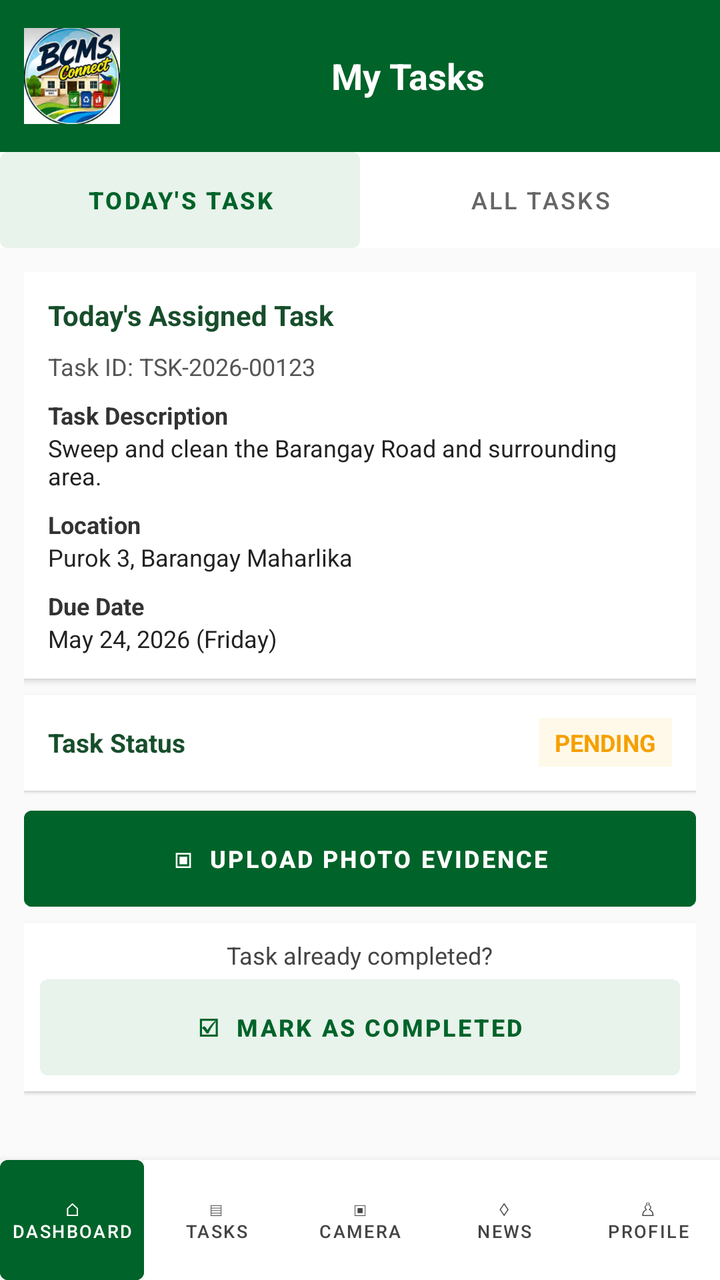
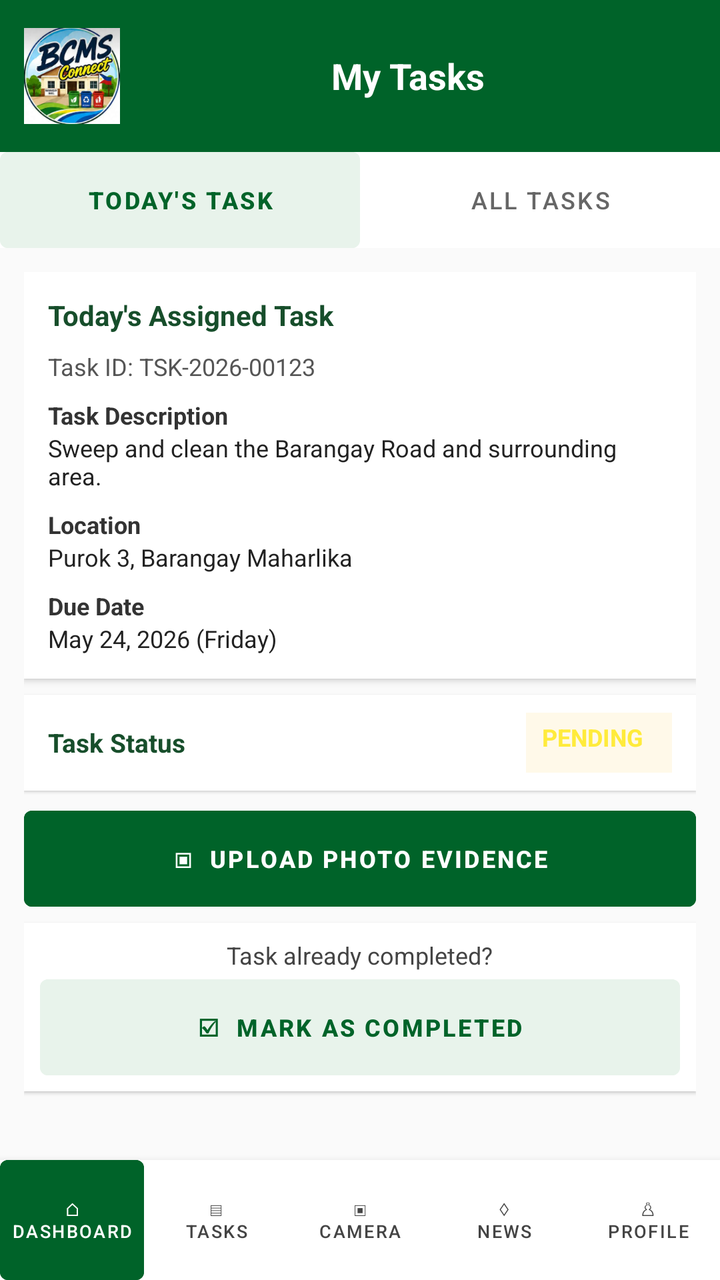

Screens rendered from an Android XML layout before and after an edit, with the pre-edit source and the edit as a unified diff.
<!-- AndroidManifest.xml: application theme Theme.BCMSCONNECT -->
<!-- res/layout/activity_photo_submission.xml -->
<?xml version="1.0" encoding="utf-8"?>
<androidx.constraintlayout.widget.ConstraintLayout xmlns:android="http://schemas.android.com/apk/res/android"
    xmlns:app="http://schemas.android.com/apk/res-auto"
    xmlns:tools="http://schemas.android.com/tools"
    android:id="@+id/main"
    android:layout_width="match_parent"
    android:layout_height="match_parent"
    tools:context=".MainActivity">

    <LinearLayout
        android:layout_width="match_parent"
        android:layout_height="match_parent"
        android:orientation="vertical"
        android:background="#FFFFFF">

        <LinearLayout
            android:layout_width="match_parent"
            android:layout_height="76dp"
            android:orientation="horizontal"
            android:gravity="center_vertical"
            android:paddingHorizontal="12dp"
            android:background="#006329">

            <ImageView
                android:id="@+id/imgLogo"
                android:layout_width="48dp"
                android:layout_height="48dp"
                android:src="@drawable/bcms_logo"
                android:scaleType="fitCenter"
                android:contentDescription="BCMS Connect logo" />

            <TextView
                android:layout_width="0dp"
                android:layout_height="match_parent"
                android:layout_weight="1"
                android:gravity="center"
                android:text="My Tasks"
                android:textColor="#FFFFFF"
                android:textSize="18sp"
                android:textStyle="bold" />

        </LinearLayout>

        <LinearLayout
            android:layout_width="match_parent"
            android:layout_height="48dp"
            android:orientation="horizontal"
            android:background="#FFFFFF">

            <Button
                android:id="@+id/tabToday"
                android:layout_width="0dp"
                android:layout_height="match_parent"
                android:layout_weight="1"
                android:layout_margin="0dp"
                android:minWidth="0dp"
                android:minHeight="48dp"
                android:padding="0dp"
                android:insetTop="0dp"
                android:insetBottom="0dp"
                android:backgroundTint="#E8F3EB"
                android:text="Today's Task"
                android:textColor="#006329"
                android:textSize="12sp"
                android:textStyle="bold"
                android:stateListAnimator="@null" />

            <Button
                android:id="@+id/tabAll"
                android:layout_width="0dp"
                android:layout_height="match_parent"
                android:layout_weight="1"
                android:layout_margin="0dp"
                android:minWidth="0dp"
                android:minHeight="48dp"
                android:padding="0dp"
                android:insetTop="0dp"
                android:insetBottom="0dp"
                android:backgroundTint="#FFFFFF"
                android:text="All Tasks"
                android:textColor="#666666"
                android:textSize="12sp"
                android:stateListAnimator="@null" />
        </LinearLayout>

        <ScrollView
            android:layout_width="match_parent"
            android:layout_height="0dp"
            android:layout_weight="1"
            android:fillViewport="true"
            android:background="#FAFAFA">

            <LinearLayout
                android:layout_width="match_parent"
                android:layout_height="wrap_content"
                android:orientation="vertical"
                android:padding="12dp">

                <LinearLayout
                    android:layout_width="match_parent"
                    android:layout_height="wrap_content"
                    android:orientation="vertical"
                    android:padding="12dp"
                    android:background="#FFFFFF"
                    android:elevation="2dp">

                    <TextView
                        android:layout_width="match_parent"
                        android:layout_height="wrap_content"
                        android:text="Today's Assigned Task"
                        android:textColor="#174E2B"
                        android:textSize="14sp"
                        android:textStyle="bold"
                        android:layout_marginBottom="8dp" />

                    <TextView
                        android:layout_width="match_parent"
                        android:layout_height="wrap_content"
                        android:text="Task ID: TSK-2026-00123"
                        android:textColor="#555555"
                        android:textSize="12sp" />

                    <TextView
                        android:layout_width="match_parent"
                        android:layout_height="wrap_content"
                        android:layout_marginTop="8dp"
                        android:text="Task Description"
                        android:textColor="#333333"
                        android:textSize="12sp"
                        android:textStyle="bold" />

                    <LinearLayout
                        android:layout_width="match_parent"
                        android:layout_height="wrap_content"
                        android:orientation="horizontal"
                        android:gravity="center_vertical">

                        <LinearLayout
                            android:layout_width="0dp"
                            android:layout_height="wrap_content"
                            android:layout_weight="1"
                            android:orientation="vertical">

                            <TextView
                                android:layout_width="match_parent"
                                android:layout_height="wrap_content"
                                android:text="Sweep and clean the Barangay Road and surrounding area."
                                android:textColor="#222222"
                                android:textSize="12sp" />

                            <TextView
                                android:layout_width="match_parent"
                                android:layout_height="wrap_content"
                                android:layout_marginTop="8dp"
                                android:text="Location"
                                android:textColor="#333333"
                                android:textSize="12sp"
                                android:textStyle="bold" />

                            <TextView
                                android:layout_width="match_parent"
                                android:layout_height="wrap_content"
                                android:text="Purok 3, Barangay Maharlika"
                                android:textColor="#222222"
                                android:textSize="12sp" />

                            <TextView
                                android:layout_width="match_parent"
                                android:layout_height="wrap_content"
                                android:layout_marginTop="8dp"
                                android:text="Due Date"
                                android:textColor="#333333"
                                android:textSize="12sp"
                                android:textStyle="bold" />

                            <TextView
                                android:layout_width="match_parent"
                                android:layout_height="wrap_content"
                                android:text="May 24, 2026 (Friday)"
                                android:textColor="#222222"
                                android:textSize="12sp" />
                        </LinearLayout>

                    </LinearLayout>
                </LinearLayout>

                <LinearLayout
                    android:layout_width="match_parent"
                    android:layout_height="48dp"
                    android:layout_marginTop="8dp"
                    android:paddingHorizontal="12dp"
                    android:gravity="center_vertical"
                    android:orientation="horizontal"
                    android:background="#FFFFFF"
                    android:elevation="1dp">

                    <TextView
                        android:layout_width="0dp"
                        android:layout_height="wrap_content"
                        android:layout_weight="1"
                        android:text="Task Status"
                        android:textColor="#174E2B"
                        android:textStyle="bold"
                        android:textSize="13sp" />

                    <TextView
                        android:id="@+id/txtStatus"
                        android:layout_width="wrap_content"
                        android:layout_height="wrap_content"
                        android:paddingHorizontal="8dp"
                        android:paddingVertical="4dp"
                        android:text="PENDING"
                        android:textColor="#F5A000"
                        android:textStyle="bold"
                        android:textSize="12sp"
                        android:background="#FFF9E9" />
                </LinearLayout>

                <Button
                    android:id="@+id/btnUpload"
                    android:layout_width="match_parent"
                    android:layout_height="48dp"
                    android:layout_marginTop="10dp"
                    android:insetTop="0dp"
                    android:insetBottom="0dp"
                    android:text="▣  UPLOAD PHOTO EVIDENCE"
                    android:textColor="#FFFFFF"
                    android:textSize="12sp"
                    android:textStyle="bold"
                    android:backgroundTint="#006329"
                    android:stateListAnimator="@null" />

                <LinearLayout
                    android:layout_width="match_parent"
                    android:layout_height="wrap_content"
                    android:layout_marginTop="8dp"
                    android:padding="8dp"
                    android:gravity="center"
                    android:orientation="vertical"
                    android:background="#FFFFFF"
                    android:elevation="1dp">

                    <TextView
                        android:layout_width="wrap_content"
                        android:layout_height="wrap_content"
                        android:text="Task already completed?"
                        android:textColor="#444444"
                        android:textSize="12sp" />

                    <Button
                        android:id="@+id/btnComplete"
                        android:layout_width="match_parent"
                        android:layout_height="48dp"
                        android:layout_marginTop="4dp"
                        android:insetTop="0dp"
                        android:insetBottom="0dp"
                        android:text="☑  MARK AS COMPLETED"
                        android:textColor="#006329"
                        android:textSize="12sp"
                        android:textStyle="bold"
                        android:backgroundTint="#E8F3EB"
                        android:stateListAnimator="@null" />
                </LinearLayout>

            </LinearLayout>
        </ScrollView>

        <LinearLayout
            android:layout_width="match_parent"
            android:layout_height="60dp"
            android:orientation="horizontal"
            android:background="#FFFFFF"
            android:elevation="6dp">

            <Button
                android:id="@+id/navDashboard"
                android:layout_width="0dp"
                android:layout_height="match_parent"
                android:layout_weight="1"
                android:minWidth="0dp"
                android:minHeight="0dp"
                android:padding="2dp"
                android:insetTop="0dp"
                android:insetBottom="0dp"
                android:backgroundTint="#006329"
                android:text="⌂\nDashboard"
                android:textColor="#FFFFFF"
                android:textSize="9sp"
                android:gravity="center"
                android:stateListAnimator="@null" />

            <Button
                android:id="@+id/navTasks"
                android:layout_width="0dp"
                android:layout_height="match_parent"
                android:layout_weight="1"
                android:minWidth="0dp"
                android:minHeight="0dp"
                android:padding="2dp"
                android:insetTop="0dp"
                android:insetBottom="0dp"
                android:backgroundTint="#FFFFFF"
                android:text="▤\nTasks"
                android:textColor="#444444"
                android:textSize="9sp"
                android:gravity="center"
                android:stateListAnimator="@null" />

            <Button
                android:id="@+id/navCamera"
                android:layout_width="0dp"
                android:layout_height="match_parent"
                android:layout_weight="1"
                android:minWidth="0dp"
                android:minHeight="0dp"
                android:padding="2dp"
                android:insetTop="0dp"
                android:insetBottom="0dp"
                android:backgroundTint="#FFFFFF"
                android:text="▣\nCamera"
                android:textColor="#444444"
                android:textSize="9sp"
                android:gravity="center"
                android:stateListAnimator="@null" />

            <Button
                android:id="@+id/navAnnouncements"
                android:layout_width="0dp"
                android:layout_height="match_parent"
                android:layout_weight="1"
                android:minWidth="0dp"
                android:minHeight="0dp"
                android:padding="2dp"
                android:insetTop="0dp"
                android:insetBottom="0dp"
                android:backgroundTint="#FFFFFF"
                android:text="♢\nNews"
                android:textColor="#444444"
                android:textSize="9sp"
                android:gravity="center"
                android:stateListAnimator="@null" />

            <Button
                android:id="@+id/navProfile"
                android:layout_width="0dp"
                android:layout_height="match_parent"
                android:layout_weight="1"
                android:minWidth="0dp"
                android:minHeight="0dp"
                android:padding="2dp"
                android:insetTop="0dp"
                android:insetBottom="0dp"
                android:backgroundTint="#FFFFFF"
                android:text="♙\nProfile"
                android:textColor="#444444"
                android:textSize="9sp"
                android:gravity="center"
                android:stateListAnimator="@null" />

        </LinearLayout>

    </LinearLayout>
</androidx.constraintlayout.widget.ConstraintLayout>
<!-- resources referenced by this layout -->
<resources>
  <!-- drawable bcms_logo: png bitmap (drawable, 92682 bytes) -->
  <style name="Theme.BCMSCONNECT" parent="Theme.MaterialComponents.DayNight.DarkActionBar">
          
          <item name="colorPrimary">@color/purple_500</item>
          <item name="colorPrimaryVariant">@color/purple_700</item>
          <item name="colorOnPrimary">@color/white</item>
          
          <item name="colorSecondary">@color/teal_200</item>
          <item name="colorSecondaryVariant">@color/teal_700</item>
          <item name="colorOnSecondary">@color/black</item>
          
          <item name="android:statusBarColor">?attr/colorPrimaryVariant</item>
          
      </style>
  <color name="purple_500">#FF6200EE</color>
  <color name="purple_700">#FF3700B3</color>
  <color name="white">#FFFFFFFF</color>
  <color name="teal_200">#FF03DAC5</color>
  <color name="teal_700">#FF018786</color>
  <color name="black">#FF000000</color>
</resources>

<!-- the commit's change to res/layout/activity_photo_submission.xml (unified diff, before → after) -->
@@ -205,15 +205,15 @@
 
                     <TextView
                         android:id="@+id/txtStatus"
-                        android:layout_width="wrap_content"
-                        android:layout_height="wrap_content"
+                        android:layout_width="73dp"
+                        android:layout_height="30dp"
+                        android:background="#FFF9E9"
                         android:paddingHorizontal="8dp"
                         android:paddingVertical="4dp"
                         android:text="PENDING"
-                        android:textColor="#F5A000"
-                        android:textStyle="bold"
+                        android:textColor="#FFEB3B"
                         android:textSize="12sp"
-                        android:background="#FFF9E9" />
+                        android:textStyle="bold" />
                 </LinearLayout>
 
                 <Button
